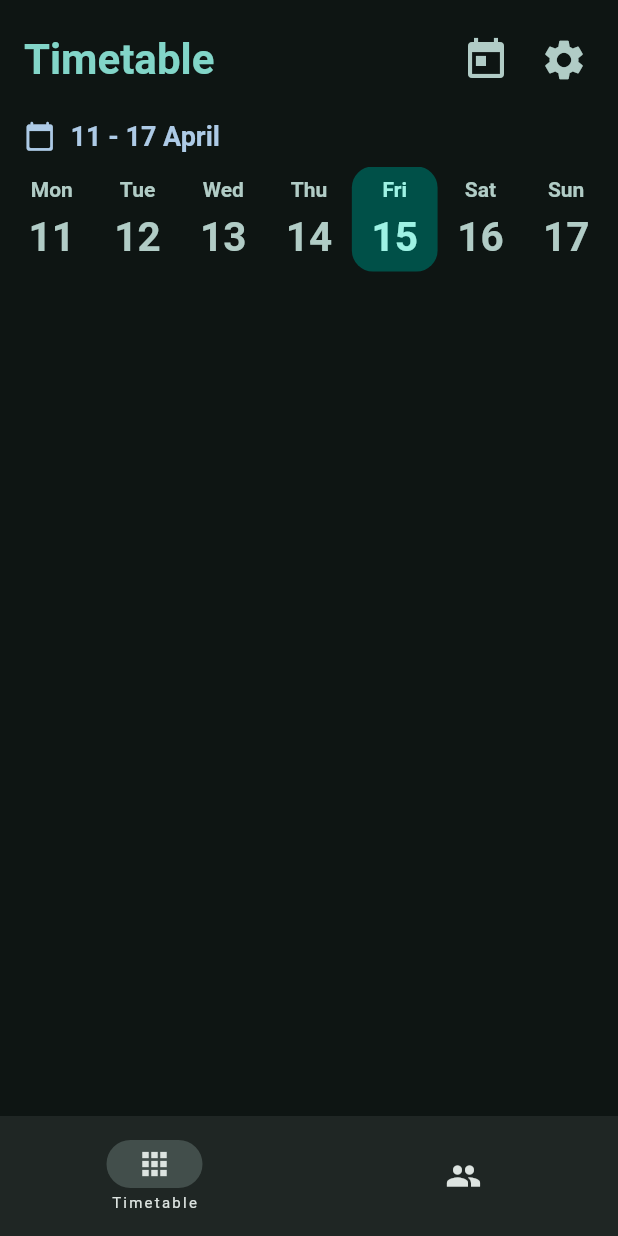
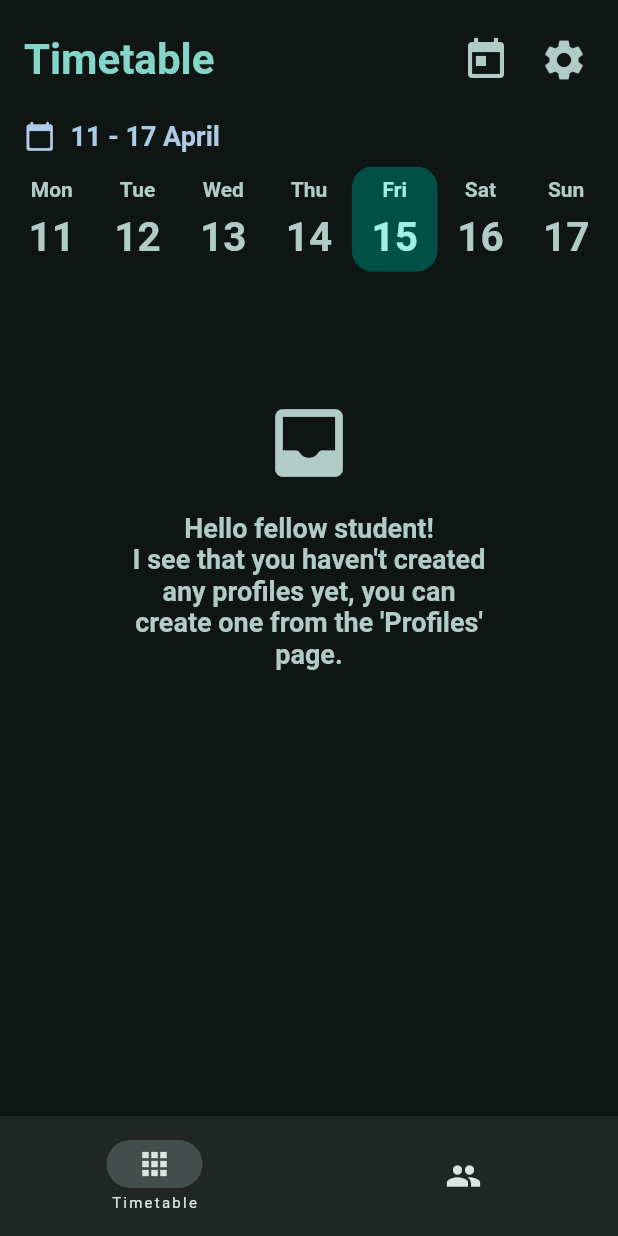
Before and after one commit to KitsuneSamaIX/Uniud-Timetable-App, a Flutter app: the screen it shows after launch, on a phone screen of 412 x 824 dp. Run offline on Flutter 3.47's test engine with Material 2 defaults, Android fonts, the phone set to English and light mode, and no system bars; our stand-ins replace shared_preferences.

Commit message:
Added welcome message and on empty screens.

```diff
--- a/lib/pages/main_pages/timetable_page.dart
+++ b/lib/pages/main_pages/timetable_page.dart
@@ -38,6 +38,7 @@ class _TimetablePageState extends State<TimetablePage> {
             itemBuilder: (context, index) {
               final selectedDayLessons = profilesProvider.allLessonsOf(
                   date: timetableManagerProvider.lessonsPageIndexToDate(index));
+              if (selectedDayLessons.isNotEmpty) {
                 return ListView.separated(
                   padding: const EdgeInsets.symmetric(horizontal: 8),
                   itemCount: selectedDayLessons.length,
@@ -48,6 +49,33 @@ class _TimetablePageState extends State<TimetablePage> {
                     return const SizedBox(height: 8);
                   },
                 );
+              } else {
+                return DefaultTextStyle(
+                  style: TextStyle(
+                    fontSize: 18,
+                    color: Theme.of(context).colorScheme.secondary,
+                    fontWeight: FontWeight.w600,
+                  ),
+                  child: Align(
+                    alignment: const Alignment(0, -0.6),
+                    child: SizedBox(
+                      width: 250,
+                      child: Column(
+                        mainAxisSize: MainAxisSize.min,
+                        children: [
+                          Icon(Icons.inbox_rounded, size: 60, color: Theme.of(context).colorScheme.secondary,),
+                          const SizedBox(height: 16,),
+                          profilesProvider.profiles.isNotEmpty
+                              ? const Text('Nothing to show here.\nEnjoy your free time!', textAlign: TextAlign.center,)
+                              : const Text("Hello fellow student!\nI see that you "
+                              "haven't created any profiles yet, you can create one "
+                              "from the 'Profiles' page.", textAlign: TextAlign.center),
+                        ],
+                      ),
+                    ),
+                  ),
+                );
+              }
             },
           ),
         ),
```
Lines whose indentation alone changed are shown as unchanged.
